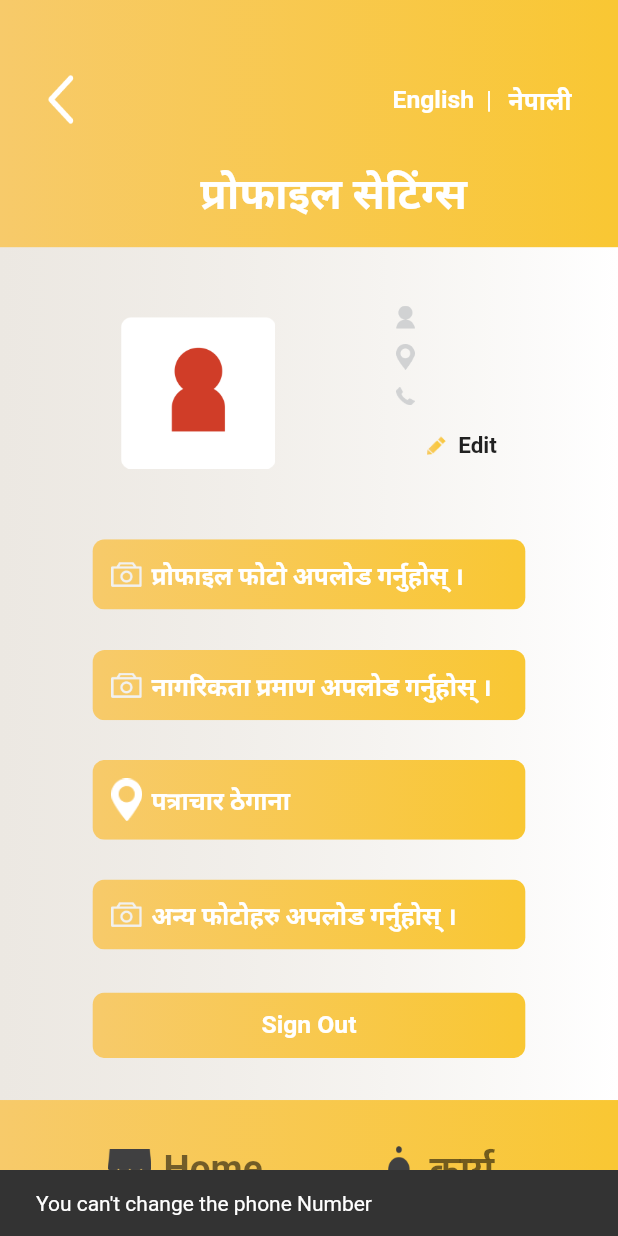
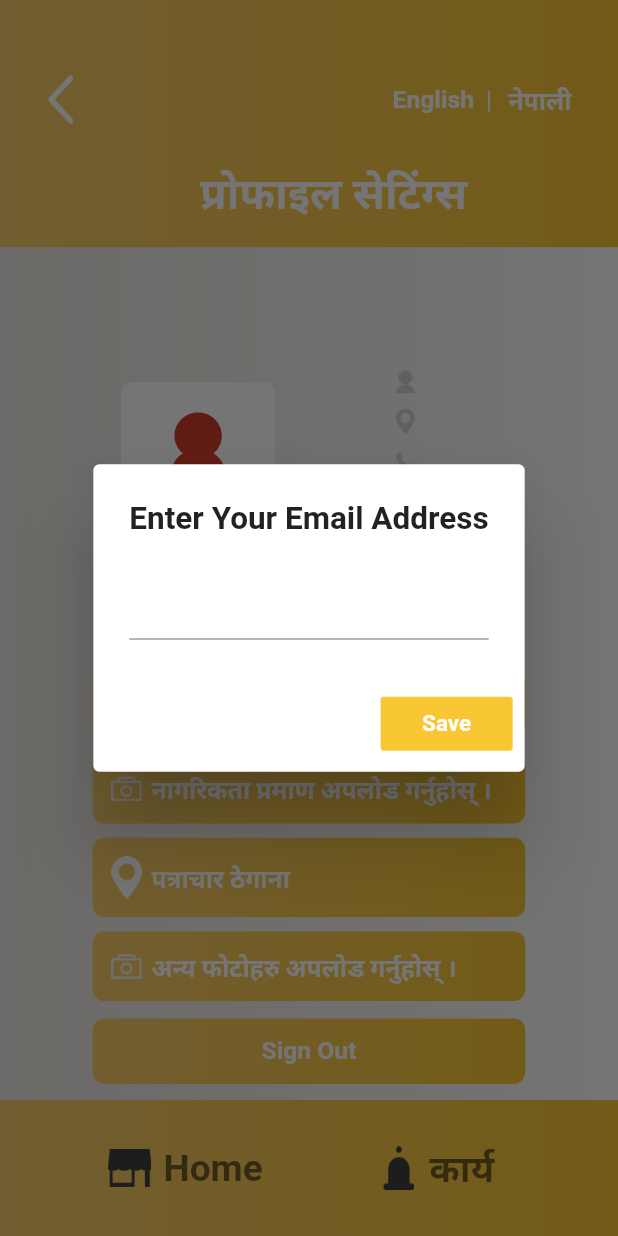
Before and after one commit to diksha/grihni, a Flutter app: the ProfileSettings screen opened directly with empty values, after a tap on "नेपाली", after a tap on "पत्राचार ठेगाना", on a phone screen of 412 x 824 dp. Run offline on Flutter 3.47's test engine with Material 2 defaults, Android fonts, the phone set to English and light mode, and no system bars; our stand-ins replace cloud_firestore, device_preview, firebase_auth, firebase_core, firebase_storage, flutter_riverpod and 4 more; accounts and stored records are empty; generated files the repository leaves out were written again; project files that could hold a hidden picture were left out.

Commit message:
fix the photo update function in profile settings screen and task step screen

```diff
--- a/lib/models/grihini.dart
+++ b/lib/models/grihini.dart
@@ -6,6 +6,8 @@ class Grihini {
   final String uid;
   final List<String> completedTasks;
   final List<String> pendingTasks;
+  final String profilePicture;
+  final String email;
 
   Grihini({
     required this.name,
@@ -15,6 +17,8 @@ class Grihini {
     required this.uid,
     required this.completedTasks,
     required this.pendingTasks,
+    required this.profilePicture,
+    required this.email,
   });
 
   Grihini.fromMap(Map<String, dynamic> data)
@@ -24,7 +28,9 @@ class Grihini {
         status = data['status'],
         uid = data['uid'],
         completedTasks = List.from(data['completedTasks']),
-        pendingTasks = List.from(data['pendingTasks']);
+        pendingTasks = List.from(data['pendingTasks']),
+        profilePicture = data['profilePicture'],
+        email = data['email'];
 
   Map<String, dynamic> toMap() {
     return {
@@ -35,6 +41,9 @@ class Grihini {
       'uid': uid,
       'completedTasks': completedTasks,
       'pendingTasks': pendingTasks,
+      'profilePicture': profilePicture,
+      'email':email,
+
     };
   }
 }
--- a/lib/services/auth_service.dart
+++ b/lib/services/auth_service.dart
@@ -74,7 +74,9 @@ class AuthService {
             grihini.status,
             result.user!.uid,
             grihini.completedTasks,
-            grihini.pendingTasks);
+            grihini.pendingTasks,
+            grihini.profilePicture,
+            grihini.email);
         SharedPreferences.getInstance().then((value) {
           value.setBool('isFirstTime', false);
           value.setString('currentUid', result.user!.uid);
--- a/lib/services/firestore_service.dart
+++ b/lib/services/firestore_service.dart
@@ -23,7 +23,7 @@ class FirestoreService {
           );
 
   Future<void> addGrihini(name, phoneNumber, address, status, uid, pendingTasks,
-      completedTasks) async {
+      completedTasks,profilePicture,email) async {
     await grihiniRef.doc(uid).set(
           Grihini(
             address: address,
@@ -33,6 +33,8 @@ class FirestoreService {
             uid: uid,
             pendingTasks: pendingTasks,
             completedTasks: completedTasks,
+            profilePicture: profilePicture,
+            email: email,
           ),
         );
   }
--- a/lib/ui/screens/auth/signup_screen.dart
+++ b/lib/ui/screens/auth/signup_screen.dart
@@ -100,7 +100,10 @@ class _SignupScreenState extends State<SignupScreen> {
                           status: 'training_pending',
                           uid: '',
                           pendingTasks: [],
-                          completedTasks: []));
+                          completedTasks: [],
+                          profilePicture: "",
+                        email: ""
+                      ));
                 },
                 child: Ink(
                   decoration: yellowGradient(),
--- a/lib/ui/screens/profile/profile.dart
+++ b/lib/ui/screens/profile/profile.dart
@@ -57,8 +57,8 @@ class Profile extends ConsumerWidget {
                     CircleAvatar(
                       radius: w * 0.12,
                       child: ClipRRect(
-                        child: SvgPicture.asset('assets/images/svg/person.svg'),
-                        borderRadius: BorderRadius.circular(w * 0.5),
+                        child: grihini.profilePicture==""?SvgPicture.asset('assets/images/svg/person.svg'):Image.network(grihini.profilePicture),
+                        borderRadius: BorderRadius.circular(h * 0.8),
                       ),
                     ),
                     SizedBox(
--- a/lib/ui/screens/profile/profile_settings.dart
+++ b/lib/ui/screens/profile/profile_settings.dart
@@ -2,6 +2,7 @@ import 'package:flutter/material.dart';
 import 'package:flutter_svg/flutter_svg.dart';
 import 'package:junkiri/models/grihini.dart';
 import 'package:junkiri/services/auth_service.dart';
+import 'package:junkiri/services/firestore_service.dart';
 import 'package:junkiri/ui/shares/app_colors.dart';
 import 'package:flutter_riverpod/all.dart';
 import 'package:junkiri/ui/shares/app_constants.dart';
@@ -61,7 +62,7 @@ class ProfileSettings extends ConsumerWidget {
                       Padding(
                         padding: EdgeInsets.all(w * 0.05),
                         child: SizedBox(
-                          child: Image.asset('assets/images/person.png'),
+                          child: grihini.profilePicture==""?SvgPicture.asset('assets/images/svg/person.svg'):Image.network(grihini.profilePicture),
                           width: w * 0.25,
                         ),
                       ),
@@ -135,13 +136,10 @@ class ProfileSettings extends ConsumerWidget {
                     ],
                   ),
                 ),
-                _button(AppLocalizations.of(context)!.uploadProfilePhoto,
-                    "assets/images/icons/photo.png", context, grihini),
-                _button(AppLocalizations.of(context)!.uploadCitizenshipProof,
-                    "assets/images/icons/photo.png", context, grihini),
+                _buttonProfilePicture(context,grihini),
+                _buttonCitizenshipProof(context,grihini),
                 _buttonMailingAddress(context, grihini),
-                _button(AppLocalizations.of(context)!.uploadOtherPhotos,
-                    "assets/images/icons/photo.png", context, grihini),
+                _buttonOtherPhotoes(context,grihini),
                 _signoutButton(context),
               ],
             ),
@@ -153,13 +151,10 @@ class ProfileSettings extends ConsumerWidget {
     );
   }
 }
-
-Widget _button(btnLabel, String imgUrl, context, grihini) {
+Widget _buttonProfilePicture(context, Grihini grihini) {
   return MaterialButton(
     onPressed: () {
-      const snackBar =
-      SnackBar(content: Text('This function will be available soon...!',textAlign: TextAlign.center,));
-      ScaffoldMessenger.of(context).showSnackBar(snackBar);
+      Navigator.pushNamed(context, photoUploadScreenRoute,arguments: ["users/${grihini.uid}/profilePicture",true,grihini]);
     },
     child: Ink(
       width: w * 0.7,
@@ -172,14 +167,80 @@ Widget _button(btnLabel, String imgUrl, context, grihini) {
         child: Row(
           children: [
             SizedBox(
-              child: Image.asset(imgUrl),
+              child: Image.asset("assets/images/icons/photo.png"),
               width: w * 0.05,
             ),
             SizedBox(
               width: w * 0.015,
             ),
             Text(
-              btnLabel,
+              AppLocalizations.of(context)!.uploadProfilePhoto,
+              textAlign: TextAlign.center,
+              style: TextStyle(fontSize: w * 0.04, color: Colors.white),
+            ),
+          ],
+        ),
+      ),
+    ),
+  );
+}
+Widget _buttonCitizenshipProof(context, Grihini grihini) {
+  return MaterialButton(
+    onPressed: () {
+      Navigator.pushNamed(context, photoUploadScreenRoute,arguments: ["users/${grihini.uid}/citizenshipProof",false,grihini]);
+    },
+    child: Ink(
+      width: w * 0.7,
+      decoration: BoxDecoration(
+          borderRadius: const BorderRadius.all(Radius.circular(8)),
+          gradient: LinearGradient(
+              colors: [AppColors.lightYellow, AppColors.darkYellow])),
+      child: Padding(
+        padding: EdgeInsets.all(w * 0.03),
+        child: Row(
+          children: [
+            SizedBox(
+              child: Image.asset("assets/images/icons/photo.png"),
+              width: w * 0.05,
+            ),
+            SizedBox(
+              width: w * 0.015,
+            ),
+            Text(
+              AppLocalizations.of(context)!.uploadCitizenshipProof,
+              textAlign: TextAlign.center,
+              style: TextStyle(fontSize: w * 0.04, color: Colors.white),
+            ),
+          ],
+        ),
+      ),
+    ),
+  );
+}
+Widget _buttonOtherPhotoes(context, Grihini grihini) {
+  return MaterialButton(
+    onPressed: () {
+      Navigator.pushNamed(context, photoUploadScreenRoute,arguments: ["users/${grihini.uid}/otherPhoto",false,grihini]);
+    },
+    child: Ink(
+      width: w * 0.7,
+      decoration: BoxDecoration(
+          borderRadius: const BorderRadius.all(Radius.circular(8)),
+          gradient: LinearGradient(
+              colors: [AppColors.lightYellow, AppColors.darkYellow])),
+      child: Padding(
+        padding: EdgeInsets.all(w * 0.03),
+        child: Row(
+          children: [
+            SizedBox(
+              child: Image.asset("assets/images/icons/photo.png"),
+              width: w * 0.05,
+            ),
+            SizedBox(
+              width: w * 0.015,
+            ),
+            Text(
+              AppLocalizations.of(context)!.uploadOtherPhotos,
               textAlign: TextAlign.center,
               style: TextStyle(fontSize: w * 0.04, color: Colors.white),
             ),
@@ -217,9 +278,7 @@ Widget _signoutButton(context) {
 Widget _buttonMailingAddress(context, grihini) {
   return MaterialButton(
     onPressed: () {
-      const snackBar =
-          SnackBar(content: Text('You can\'t change the phone Number'));
-      ScaffoldMessenger.of(context).showSnackBar(snackBar);
+      _displayTextInputDialog(context,grihini);
     },
     child: Ink(
       width: w * 0.7,
@@ -249,3 +308,33 @@ Widget _buttonMailingAddress(context, grihini) {
     ),
   );
 }
+
+Future<void> _displayTextInputDialog(BuildContext context,Grihini grihini) async {
+  FirestoreService fireService = FirestoreService();
+  final TextEditingController _textFieldController = TextEditingController();
+  return showDialog(
+      context: context,
+      builder: (context) {
+        return AlertDialog(
+          title: Text('Enter Your Email Address'),
+          content: TextField(
+            controller: _textFieldController,
+            decoration: InputDecoration(hintText: ""),
+          ),
+          actions: <Widget>[
+            FlatButton(
+              color: AppColors.darkYellow,
+              textColor: Colors.white,
+              onPressed: () {
+                fireService.grihiniRef
+                    .doc(grihini.uid)
+                    .update({"email": _textFieldController.text});
+                Navigator.pop(context);
+              },
+              child: Text('Save'),
+            ),
+
+          ],
+        );
+      });
+}
--- a/lib/ui/screens/tasks/task_step_youtube.dart
+++ b/lib/ui/screens/tasks/task_step_youtube.dart
@@ -117,9 +117,7 @@ class TaskStepYoutube extends ConsumerWidget {
                         achaar.steps[taskLocal.currentStep]!.shouldUpload
                             ? MaterialButton(
                                 onPressed: () async {
-                                  const snackBar =
-                                  SnackBar(content: Text('This function will be available soon...!',textAlign: TextAlign.center,));
-                                  ScaffoldMessenger.of(context).showSnackBar(snackBar);
+                                  Navigator.pushNamed(context, taskPhotoUploadScreenRoute,arguments: "tasks/${task.docId}/${task.currentStep}");
                                 },
                                 child: Ink(
                                   width: w * 0.7,
--- a/lib/ui/shares/router_names.dart
+++ b/lib/ui/shares/router_names.dart
@@ -15,3 +15,4 @@ const String achaarPreparedScreenRoute = 'achaarPrepared';
 const taskStepYoutubeScreenRoute = 'stepYoutube';
 const taskCompletedScreenRoute = 'taskCompleted';
 const photoUploadScreenRoute = 'photoUpload';
+const taskPhotoUploadScreenRoute = 'taskPhotoUpload';
--- a/pubspec.yaml
+++ b/pubspec.yaml
@@ -15,7 +15,7 @@ publish_to: 'none' # Remove this line if you wish to publish to pub.dev
 # In iOS, build-name is used as CFBundleShortVersionString while build-number used as CFBundleVersion.
 # Read more about iOS versioning at
 # https://developer.apple.com/library/archive/documentation/General/Reference/InfoPlistKeyReference/Articles/CoreFoundationKeys.html
-version: 1.0.0+1
+version: 1.0.0+2
 
 environment:
   sdk: ">=2.12.0 <3.0.0"
```
Also changed, not shown: lib/ui/router.dart (+21 -3 lines), lib/ui/screens/profile/photo_upload_screen.dart (renamed from lib/ui/screens/tasks/photo_upload_screen.dart, +40 -14 lines), lib/ui/screens/tasks/taskphoto_upload_screen.dart (added, +146 -0 lines). Lines whose indentation alone changed are shown as unchanged.
